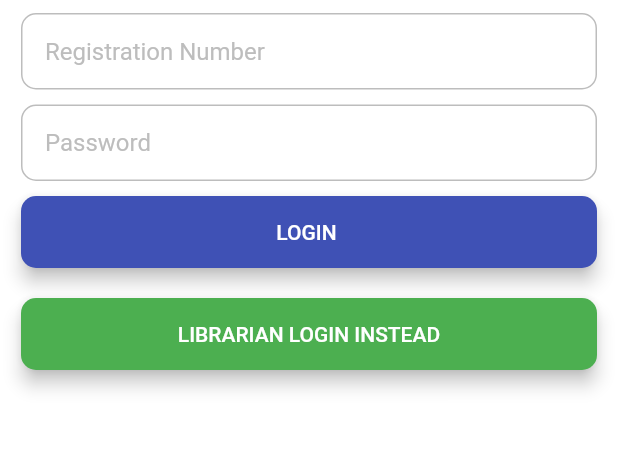
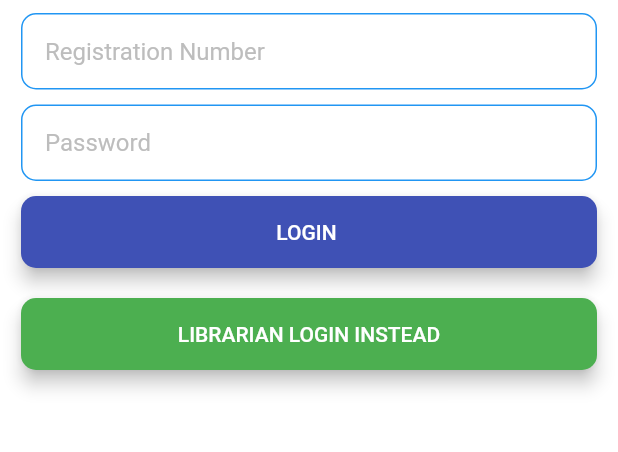
Before and after one commit to UltimateDip/eBookLibrary-NITW, a Flutter app: the screen it shows after launch, after a tap on "Student Login", on a phone screen of 412 x 824 dp, the part 359-811 px from its top. Run offline on Flutter 3.47's test engine with Material 2 defaults, Android fonts, the phone set to English and light mode, and no system bars.

Commit message:
Update UI of Login

```diff
--- a/lib/AuthScreen.dart
+++ b/lib/LoginScreen.dart
@@ -1,3 +1,4 @@
+import 'package:e_book_library_nitw/CourseAndBooks.dart';
 import 'package:flutter/material.dart';
 
 enum AuthMode { LibrarianLogin, StudentLogin }
@@ -23,12 +24,15 @@ class AuthScreen extends StatelessWidget {
                   children: [
                     Padding(
                       padding: const EdgeInsets.symmetric(vertical: 25.0),
+                      child: Hero(
+                        tag: 'NITW logo',
                         child: Container(
                           height: 200,
                           decoration: BoxDecoration(
                             image: DecorationImage(
                               image: AssetImage(
                                 'images/nitwlogo.png',
+                              ),
                             ),
                           ),
                         ),
@@ -102,8 +106,10 @@ class _AuthCardState extends State<AuthCard> {
       _isLoading = true;
     });
 
+    //TODO
     if (_authMode == AuthMode.StudentLogin) {
       //TODO for students
+      Navigator.of(context).pushReplacementNamed(CourseAndBook.id);
     } else {
       //TODO for librarian
     }
@@ -151,11 +157,11 @@ class _AuthCardState extends State<AuthCard> {
                         contentPadding: EdgeInsets.symmetric(
                             vertical: 16.0, horizontal: 16.0),
                         enabledBorder: OutlineInputBorder(
-                          borderSide: BorderSide(color: Colors.grey[400]),
+                          borderSide: BorderSide(color: Colors.blue),
                           borderRadius: BorderRadius.circular(10.0),
                         ),
                         focusedBorder: OutlineInputBorder(
-                          borderSide: BorderSide(color: Colors.grey[400]),
+                          borderSide: BorderSide(color: Colors.blue),
                           borderRadius: BorderRadius.circular(10.0),
                         ),
                       ),
@@ -177,11 +183,11 @@ class _AuthCardState extends State<AuthCard> {
                         contentPadding: EdgeInsets.symmetric(
                             vertical: 16.0, horizontal: 16.0),
                         enabledBorder: OutlineInputBorder(
-                          borderSide: BorderSide(color: Colors.grey[400]),
+                          borderSide: BorderSide(color: Colors.blue),
                           borderRadius: BorderRadius.circular(10.0),
                         ),
                         focusedBorder: OutlineInputBorder(
-                          borderSide: BorderSide(color: Colors.grey[400]),
+                          borderSide: BorderSide(color: Colors.blue),
                           borderRadius: BorderRadius.circular(10.0),
                         ),
                       ),
--- a/lib/WelcomeScreen.dart
+++ b/lib/WelcomeScreen.dart
@@ -1,4 +1,4 @@
-import 'package:e_book_library_nitw/AuthScreen.dart';
+import 'package:e_book_library_nitw/LoginScreen.dart';
 import 'package:flutter/material.dart';
 
 class WelcomeScreen extends StatefulWidget {
@@ -79,8 +79,12 @@ class _WelcomeScreenState extends State<WelcomeScreen> {
                     height: 42.0,
                     child: Text('Student Login'),
                     onPressed: () {
-                      Navigator.pushReplacementNamed(
-                          context, AuthScreen.routeName);
+                      Navigator.push(
+                        context,
+                        MaterialPageRoute(
+                          builder: (context) => AuthScreen(),
+                        ),
+                      );
                     },
                   ),
                 ),
@@ -93,8 +97,12 @@ class _WelcomeScreenState extends State<WelcomeScreen> {
                   borderRadius: BorderRadius.circular(10.0),
                   child: MaterialButton(
                     onPressed: () {
-                      Navigator.pushReplacementNamed(
-                          context, AuthScreen.routeName);
+                      Navigator.push(
+                        context,
+                        MaterialPageRoute(
+                          builder: (context) => AuthScreen(),
+                        ),
+                      );
                     },
                     minWidth: deviceSize.width * 0.8,
                     height: 42.0,
--- a/lib/main.dart
+++ b/lib/main.dart
@@ -1,6 +1,6 @@
 import 'package:flutter/material.dart';
 import 'package:e_book_library_nitw/WelcomeScreen.dart';
-import 'package:e_book_library_nitw/AuthScreen.dart';
+import 'package:e_book_library_nitw/LoginScreen.dart';
 
 void main() {
   runApp(MyApp());
```
Lines whose indentation alone changed are shown as unchanged.
